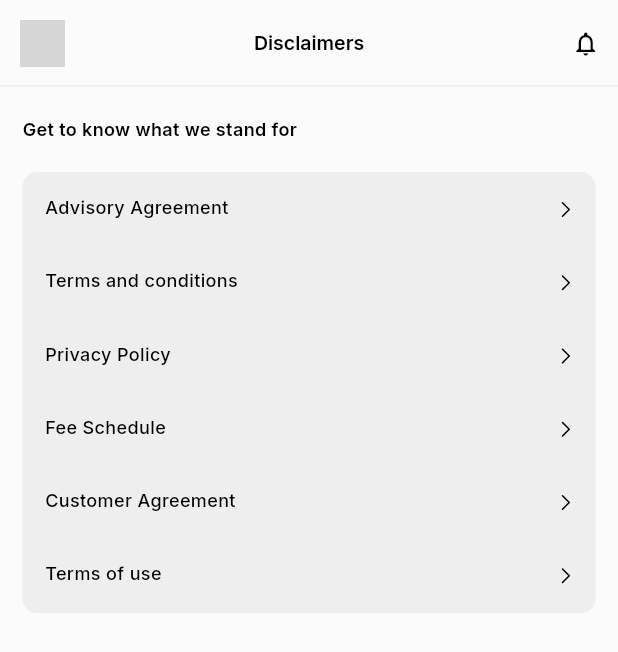
After one commit to SidneyEmeka/jollof, a Flutter app: the Disclaimers screen opened directly, on a phone screen of 412 x 824 dp. The commit adds this screen. Shown: the top 652 px of the screen. Run offline on Flutter 3.47's test engine with Material 3 defaults, Android fonts, the phone set to English and light mode, and no system bars; our stand-ins replace carousel_slider, country_picker, device_info_plus, fluentui_system_icons, get, google_generative_ai and 6 more; network calls fail; grey boxes are pictures that could not be loaded.

Commit message:
Last touchup

```diff
--- /dev/null
+++ b/lib/homes/home/settings/disclaimers.dart
@@ -0,0 +1,151 @@
+import 'package:fluentui_system_icons/fluentui_system_icons.dart';
+import 'package:flutter/material.dart';
+import 'package:get/get.dart';
+import 'package:get/get_core/src/get_main.dart';
+
+import '../../../server/getxserver.dart';
+import '../../../utils/stylings.dart';
+import '../notifications/allnotifications.dart';
+import 'allsettings.dart';
+
+class Disclaimers extends StatelessWidget {
+  const Disclaimers({super.key});
+
+  @override
+  Widget build(BuildContext context) {
+    return Scaffold(
+      appBar: AppBar(
+        scrolledUnderElevation: 0,
+        leading: GestureDetector(
+          onTap: (){
+            Get.to(()=>const Allsettings());
+          },
+          child: Container(
+              padding: const EdgeInsets.all(13),
+              decoration: const BoxDecoration(
+                shape: BoxShape.circle,
+              ),
+              child: Image.network(
+                Get.find<Jollofx>().validatedUserAvatar.value,
+                fit: BoxFit.contain,
+              )),
+        ),
+        title: Text(
+          "Disclaimers",
+          style: Stylings.titles,
+        ),
+        actions: [
+          Row(
+            mainAxisAlignment: MainAxisAlignment.end,
+            crossAxisAlignment: CrossAxisAlignment.center,
+            children: [
+              // Icon(
+              //   Icons.card_giftcard_outlined,
+              //   size: 17,
+              //   color: Colors.black,
+              // ),
+              const SizedBox(width: 10),
+              IconButton(alignment: Alignment.centerRight,onPressed: (){
+                Get.find<Jollofx>().isLoading.value=true;
+                Get.to(()=>const Allnotifications());
+              }, icon: const Icon(
+                Icons.notifications_none_outlined,
+                size: 19,
+                color: Colors.black,
+              ))
+            ],
+          ),
+        ],
+        centerTitle: true,
+        shape: Border(bottom: BorderSide(color: Colors.grey.shade200)),
+      ),
+      body: Container(
+        padding: EdgeInsets.symmetric(horizontal: 15,vertical: 20),
+        width: Get.width,
+        height: Get.height,
+        child: Column(
+          mainAxisAlignment: MainAxisAlignment.start,
+          crossAxisAlignment: CrossAxisAlignment.start,
+          children: [
+            Text("Get to know what we stand for", style: Stylings.titles.copyWith(fontSize: 12),),
+            SizedBox(height: 10),
+            Container(
+              margin: const EdgeInsets.symmetric(vertical: 10),
+              padding: const EdgeInsets.symmetric(horizontal: 15,vertical: 15),
+              width: Get.width,
+              decoration: BoxDecoration(
+                  color: Colors.grey.shade200,
+                  borderRadius: BorderRadius.circular(10)
+              ),
+              child: Column(
+                mainAxisAlignment: MainAxisAlignment.start,
+                crossAxisAlignment: CrossAxisAlignment.start,
+                children: [
+                  Row(
+                    mainAxisAlignment: MainAxisAlignment.start,
+                    crossAxisAlignment: CrossAxisAlignment.start,
+                    children: [Text("Advisory Agreement",style: Stylings.subTitles,),
+                      const Expanded(child: SizedBox()),
+                      Icon(FluentIcons.ios_chevron_right_20_regular,size: 20,color: Stylings.black,),
+                    ],
+                  ),
+                  SizedBox(height: Get.height*0.035),
+                  Row(
+                    mainAxisAlignment: MainAxisAlignment.start,
+                    crossAxisAlignment: CrossAxisAlignment.start,
+                    children: [
+                      Text("Terms and conditions",style: Stylings.subTitles,),
+                      const Expanded(child: SizedBox()),
+                      Icon(FluentIcons.ios_chevron_right_20_regular,size: 20,color: Stylings.black,),
+                    ],
+                  ),
+                  SizedBox(height: Get.height*0.035),
+                  Row(
+                    mainAxisAlignment: MainAxisAlignment.start,
+                    crossAxisAlignment: CrossAxisAlignment.start,
+                    children: [
+                      Text("Privacy Policy",style: Stylings.subTitles,),
+                      const Expanded(child: SizedBox()),
+                      Icon(FluentIcons.ios_chevron_right_20_regular,size: 20,color: Stylings.black,),
+                    ],
+                  ),
+                  SizedBox(height: Get.height*0.035),
+                  Row(
+                    mainAxisAlignment: MainAxisAlignment.start,
+                    crossAxisAlignment: CrossAxisAlignment.start,
+                    children: [
+                      Text("Fee Schedule",style: Stylings.subTitles,),
+                      const Expanded(child: SizedBox()),
+                      Icon(FluentIcons.ios_chevron_right_20_regular,size: 20,color: Stylings.black,),
+                    ],
+                  ),
+                  SizedBox(height: Get.height*0.035),
+                  Row(
+                    mainAxisAlignment: MainAxisAlignment.start,
+                    crossAxisAlignment: CrossAxisAlignment.start,
+                    children: [
+                      Text("Customer Agreement",style: Stylings.subTitles,),
+                      const Expanded(child: SizedBox()),
+                      Icon(FluentIcons.ios_chevron_right_20_regular,size: 20,color: Stylings.black,),
+                    ],
+                  ),
+                  SizedBox(height: Get.height*0.035),
+                  Row(
+                    mainAxisAlignment: MainAxisAlignment.start,
+                    crossAxisAlignment: CrossAxisAlignment.start,
+                    children: [
+                      Text("Terms of use",style: Stylings.subTitles,),
+                      const Expanded(child: SizedBox()),
+                      Icon(FluentIcons.ios_chevron_right_20_regular,size: 20,color: Stylings.black,),
+                    ],
+                  ),
+
+                ],
+              ),
+            ),
+          ],
+        ),
+      ),
+    );
+  }
+}
--- a/lib/utils/reusables/investmenttile.dart
+++ b/lib/utils/reusables/investmenttile.dart
@@ -15,9 +15,9 @@ class Investmenttile extends StatelessWidget {
 
   @override
   Widget build(BuildContext context) {
-    return Container(
+    return SizedBox(
       width: Get.width,
-      height: Get.height*0.08,
+      height: Get.height*0.07,
       child: Row(
         mainAxisAlignment: MainAxisAlignment.start,
         crossAxisAlignment: CrossAxisAlignment.center,
```
Also changed, not shown: lib/homes/home/settings/allsettings.dart (+14 -2 lines), lib/homes/home/settings/referral.dart (added, +181 -0 lines).
